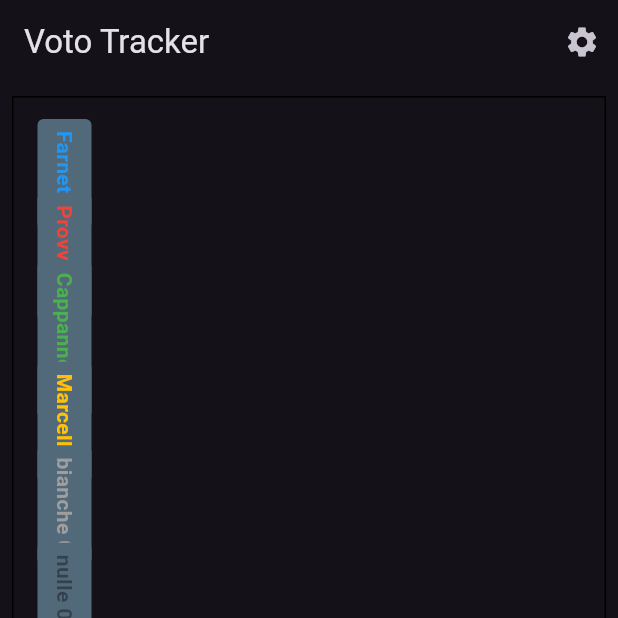
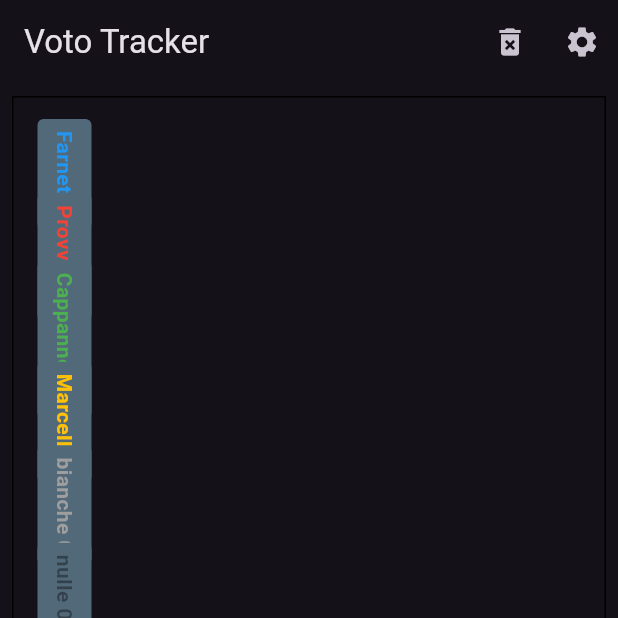
Before and after one commit to vantaggi/voto_tracker, a Flutter app: the screen it shows after launch, on a phone screen of 412 x 824 dp, the top half of it. Run offline on Flutter 3.47's test engine with Material 3 defaults, Android fonts, the phone set to English and light mode, and no system bars; drawn by our look-alikes of fl_chart; missing offline and left inert: random_color.

Commit message:
ADD padding for phone visualization and clear data botton
Signed-off-by: mvantaggi <mattiavantaggi@gmail.com>

```diff
--- a/lib/main.dart
+++ b/lib/main.dart
@@ -66,7 +66,7 @@ class _VotiPageState extends State<VotiPage> {
   // Il metodo che crea il widget del grafico
   Widget creaGrafico() {
     BarChartData data = BarChartData(
-        maxY: dati[0].voti + (dati[0].voti * 20 / 100),
+        maxY: dati[0].voti + (dati[0].voti * 35 / 100),
         barGroups: [
           for (VotoData dato in dati)
             BarChartGroupData(x: dati.indexOf(dato), barRods: [
@@ -135,6 +135,7 @@ class _VotiPageState extends State<VotiPage> {
       // Azzera il vincitore
       vincitore = "";
     }
+    calcolaVotiperVincere();
   }
 
   // Il metodo che crea il widget del bottone
@@ -152,7 +153,6 @@ class _VotiPageState extends State<VotiPage> {
             if (dati[index].voti != 0) dati[index].voti--;
           }
           calcolaVotanti();
-          calcolaVotiperVincere();
         });
       },
     );
@@ -289,6 +289,19 @@ class _VotiPageState extends State<VotiPage> {
         appBar: AppBar(
           title: const Text("Voto Tracker"),
           actions: [
+            Row(
+              children: [
+                IconButton(
+                    onPressed: () {
+                      // La logica da eseguire quando il bottone viene premuto
+                      setState(() {
+                        for (var dato in dati) {
+                          dato.voti = 0;
+                        }
+                        calcolaVotanti();
+                      });
+                    },
+                    icon: const Icon(Icons.delete_forever)),
                 IconButton(
                     onPressed: () => Navigator.of(context)
                         .push(MaterialPageRoute(
@@ -297,7 +310,9 @@ class _VotiPageState extends State<VotiPage> {
                           ),
                         ))
                         .then((value) => setState(() {})),
-                icon: const Icon(Icons.settings))
+                    icon: const Icon(Icons.settings)),
+              ],
+            )
           ],
         ),
         body: Column(
```
Lines whose indentation alone changed are shown as unchanged.
